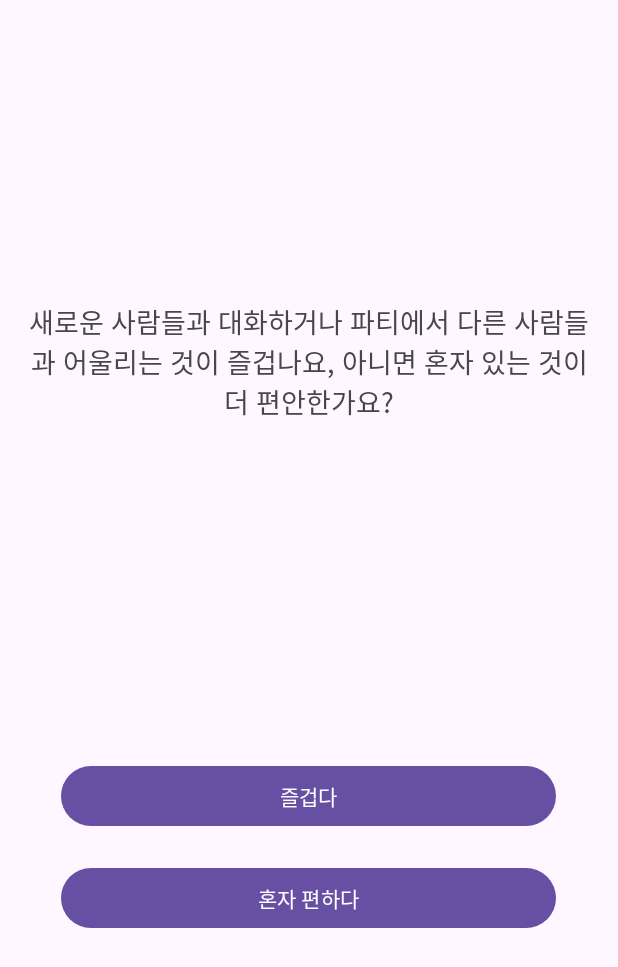
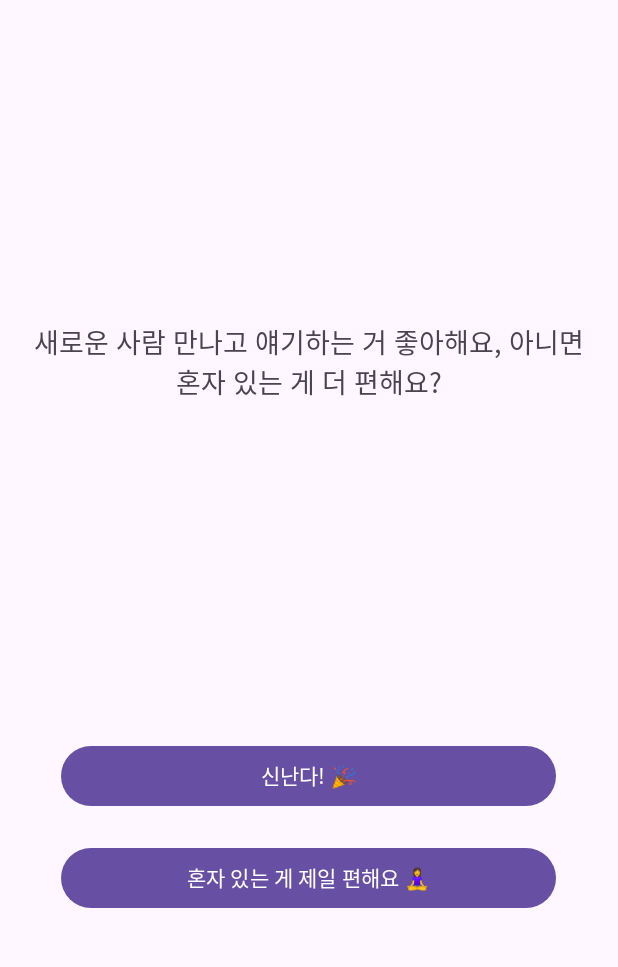
Before and after one commit to Tiniping-Bastards/TinipingMBTI, an Android app: the QuestionActivity screen opened directly, with no data from a screen before it, on a phone screen of 412 x 824 dp. Shown: the top 967 px of the screen. Run offline under Robolectric (Android 15) with nearby library versions, the light colour scheme and no system bars.

Commit message:
데이터베이스 수정

```diff
--- a/app/src/main/java/com/tinipingbastards/tinipingmbti/DBHelper.kt
+++ b/app/src/main/java/com/tinipingbastards/tinipingmbti/DBHelper.kt
@@ -13,7 +13,7 @@ import java.io.OutputStream
 class DBHelper(context: Context) {
     private val context = context
 
-    private val DATABASE_NAME = "mbti_test.db"  // 데이터베이스 파일 이름
+    private val DATABASE_NAME = "mbti_test_2.db"  // 데이터베이스 파일 이름
     private val DATABASE_PATH = "/data/data/com.tinipingbastards.tinipingmbti/databases/"  // 내부 저장소 경로
 
     // 데이터베이스 복사 작업
--- a/app/src/main/java/com/tinipingbastards/tinipingmbti/QuestionActivity.kt
+++ b/app/src/main/java/com/tinipingbastards/tinipingmbti/QuestionActivity.kt
@@ -35,8 +35,8 @@ class QuestionActivity : AppCompatActivity() {
 
         // DB에서 질문 데이터를 가져옵니다.
         cursor = dbHelper.loadDatabase().query(
-            "questions",  // 테이블 이름
-            arrayOf("question_text","question_type", "option_1", "option_2"),  // 가져올 컬럼
+            "mbti_questions",  // 테이블 이름
+            arrayOf("question_text","question_type", "option1", "option2"),  // 가져올 컬럼
             null,  // 조건 (없음)
             null,  // 조건 값 (없음)
             null,  // 그룹화 (없음)
```
Also changed, not shown: app/src/main/assets/mbti_test_2.db (added).
